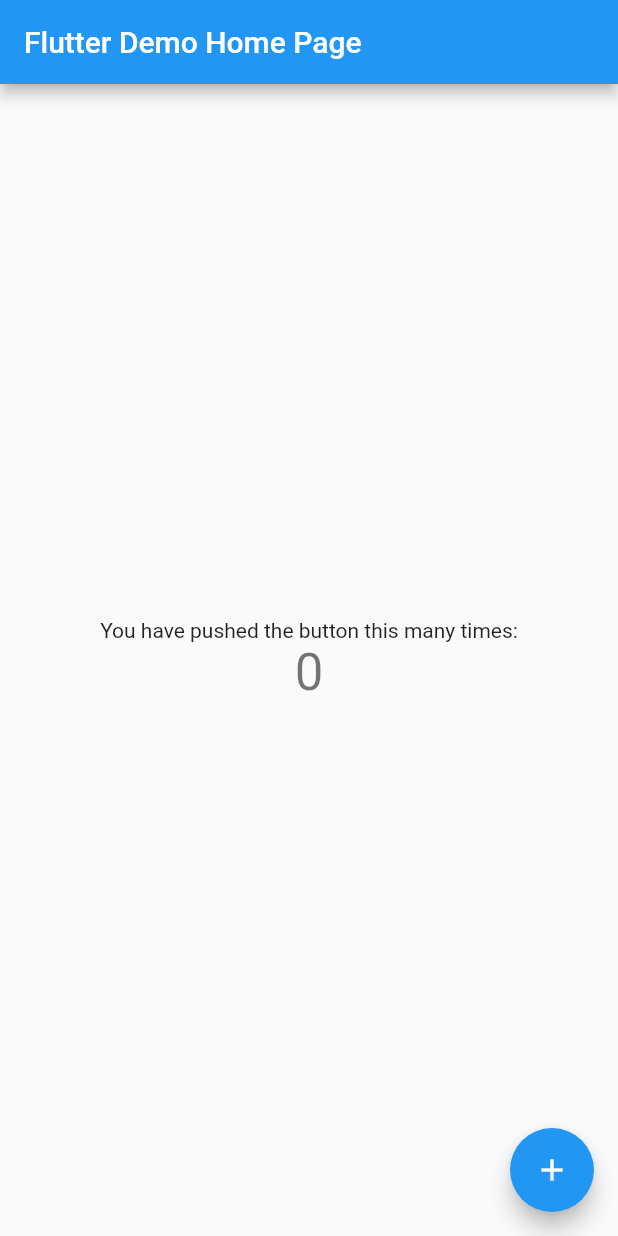
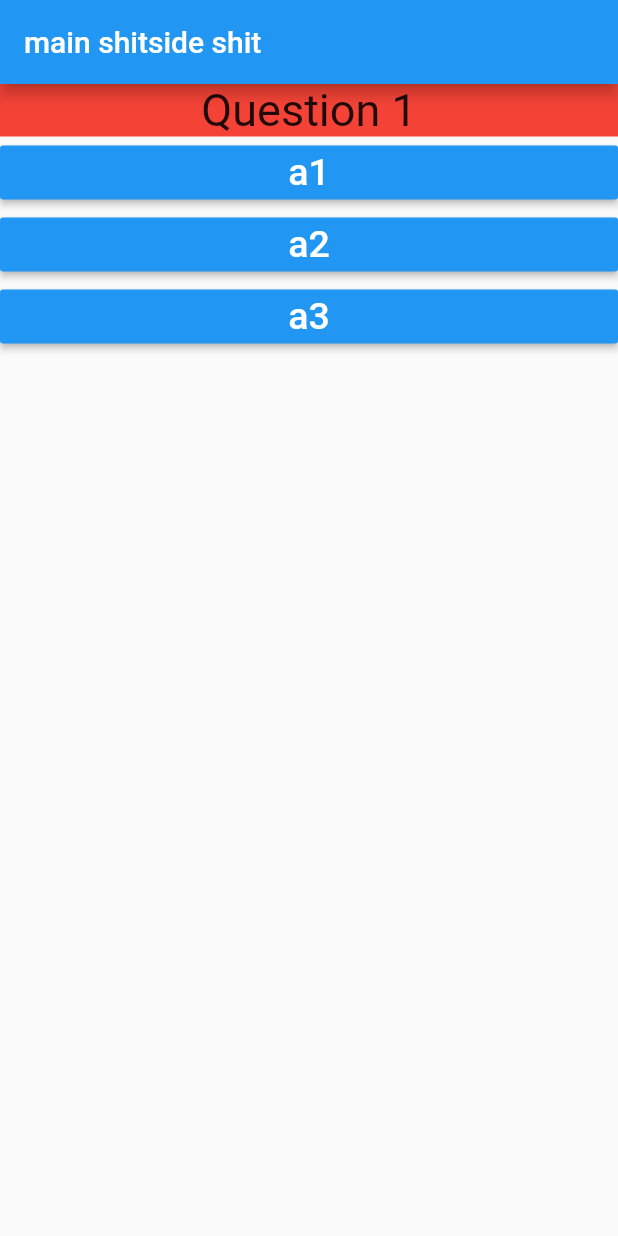
Before and after one commit to gauryvg98/practice_flutter, a Flutter app: the screen it shows after launch, on a phone screen of 412 x 824 dp. Run offline on Flutter 3.47's test engine with Material 2 defaults, Android fonts, the phone set to English and light mode, and no system bars.

Commit message:
1st app complete

```diff
--- a/quiz/lib/main.dart
+++ b/quiz/lib/main.dart
@@ -1,117 +1,97 @@
 import 'package:flutter/material.dart';
+import 'package:quiz/question.dart';
 
 void main() {
   runApp(MyApp());
 }
 
-class MyApp extends StatelessWidget {
-  // This widget is the root of your application.
+class MyApp extends StatefulWidget {
+  @override
+  State<StatefulWidget> createState() {
+    return MyAppState();
+  }
+}
+
+class MyAppState extends State<MyApp> {
+  int _questionIndex = 0;
+  int _totalScore = 0;
+  void _incrementQuestionIndex(int score) {
+    setState(() {
+      _questionIndex++;
+    });
+    _totalScore += score;
+    print(_questionIndex);
+  }
+
+  var questions = [
+    {
+      "questionText": "Question 1",
+      "options": [
+        {"text": "a1", "score": 5},
+        {"text": "a2", "score": 0},
+        {"text": "a3", "score": 0}
+      ]
+    },
+    {
+      "questionText": "Question 2",
+      "options": [
+        {"text": "b1", "score": 5},
+        {"text": "b2", "score": 0},
+        {"text": "b3", "score": 0},
+        {"text": "b4", "score": 5}
+      ]
+    },
+    {
+      "questionText": "Question 3",
+      "options": [
+        {"text": "c1", "score": 5},
+        {"text": "c2", "score": 0}
+      ]
+    },
+  ];
+
   @override
   Widget build(BuildContext context) {
     return MaterialApp(
-      title: 'Flutter Demo',
-      theme: ThemeData(
-        // This is the theme of your application.
-        //
-        // Try running your application with "flutter run". You'll see the
-        // application has a blue toolbar. Then, without quitting the app, try
-        // changing the primarySwatch below to Colors.green and then invoke
-        // "hot reload" (press "r" in the console where you ran "flutter run",
-        // or simply save your changes to "hot reload" in a Flutter IDE).
-        // Notice that the counter didn't reset back to zero; the application
-        // is not restarted.
-        primarySwatch: Colors.blue,
-        // This makes the visual density adapt to the platform that you run
-        // the app on. For desktop platforms, the controls will be smaller and
-        // closer together (more dense) than on mobile platforms.
-        visualDensity: VisualDensity.adaptivePlatformDensity,
+      home: Scaffold(
+        appBar: AppBar(
+            title: Row(
+          children: [
+            Text("main shit"),
+            Text("side shit"),
+          ],
+        )),
+        body: (_questionIndex < questions.length)
+            ? Question(
+                function: _incrementQuestionIndex,
+                questionText: questions[_questionIndex]['questionText'],
+                options: questions[_questionIndex]['options'],
+              )
+            : Column(children: [
+                Container(
+                  width: double.infinity,
+                  color: Colors.red,
+                  child: Text(
+                    "Completed boi!!",
+                    style: TextStyle(fontSize: 30),
+                    textAlign: TextAlign.center,
+                  ),
+                ),
+                RaisedButton(
+                  color: Colors.blue,
+                  child: Text(
+                    "Restart?",
+                    style: TextStyle(fontSize: 30),
+                  ),
+                  onPressed: () {
+                    setState(() {
+                      _questionIndex = 0;
+                      _totalScore = 0;
+                    });
+                  },
+                )
+              ]),
       ),
-      home: MyHomePage(title: 'Flutter Demo Home Page'),
     );
   }
 }
-
-class MyHomePage extends StatefulWidget {
-  MyHomePage({Key key, this.title}) : super(key: key);
-
-  // This widget is the home page of your application. It is stateful, meaning
-  // that it has a State object (defined below) that contains fields that affect
-  // how it looks.
-
-  // This class is the configuration for the state. It holds the values (in this
-  // case the title) provided by the parent (in this case the App widget) and
-  // used by the build method of the State. Fields in a Widget subclass are
-  // always marked "final".
-
-  final String title;
-
-  @override
-  _MyHomePageState createState() => _MyHomePageState();
-}
-
-class _MyHomePageState extends State<MyHomePage> {
-  int _counter = 0;
-
-  void _incrementCounter() {
-    setState(() {
-      // This call to setState tells the Flutter framework that something has
-      // changed in this State, which causes it to rerun the build method below
-      // so that the display can reflect the updated values. If we changed
-      // _counter without calling setState(), then the build method would not be
-      // called again, and so nothing would appear to happen.
-      _counter++;
-    });
-  }
-
-  @override
-  Widget build(BuildContext context) {
-    // This method is rerun every time setState is called, for instance as done
-    // by the _incrementCounter method above.
-    //
-    // The Flutter framework has been optimized to make rerunning build methods
-    // fast, so that you can just rebuild anything that needs updating rather
-    // than having to individually change instances of widgets.
-    return Scaffold(
-      appBar: AppBar(
-        // Here we take the value from the MyHomePage object that was created by
-        // the App.build method, and use it to set our appbar title.
-        title: Text(widget.title),
-      ),
-      body: Center(
-        // Center is a layout widget. It takes a single child and positions it
-        // in the middle of the parent.
-        child: Column(
-          // Column is also a layout widget. It takes a list of children and
-          // arranges them vertically. By default, it sizes itself to fit its
-          // children horizontally, and tries to be as tall as its parent.
-          //
-          // Invoke "debug painting" (press "p" in the console, choose the
-          // "Toggle Debug Paint" action from the Flutter Inspector in Android
-          // Studio, or the "Toggle Debug Paint" command in Visual Studio Code)
-          // to see the wireframe for each widget.
-          //
-          // Column has various properties to control how it sizes itself and
-          // how it positions its children. Here we use mainAxisAlignment to
-          // center the children vertically; the main axis here is the vertical
-          // axis because Columns are vertical (the cross axis would be
-          // horizontal).
-          mainAxisAlignment: MainAxisAlignment.center,
-          children: <Widget>[
-            Text(
-              'You have pushed the button this many times:',
-            ),
-            Text(
-              '$_counter',
-              style: Theme.of(context).textTheme.headline4,
-            ),
-          ],
-        ),
-      ),
-      floatingActionButton: FloatingActionButton(
-        onPressed: _incrementCounter,
-        tooltip: 'Increment',
-        child: Icon(Icons.add),
-      ), // This trailing comma makes auto-formatting nicer for build methods.
-    );
-  }
-}
--- /dev/null
+++ b/quiz/lib/question.dart
@@ -0,0 +1,47 @@
+import 'package:flutter/material.dart';
+
+class Question extends StatelessWidget {
+  final String questionText;
+  var options;
+  final Function function;
+  Question({this.questionText, this.options, this.function});
+
+  List<Widget> getQuestionWidget() {
+    List<Widget> list = [
+      Container(
+        child: Text(
+          questionText,
+          style: TextStyle(fontSize: 30),
+          textAlign: TextAlign.center,
+        ),
+        width: double.infinity,
+        color: Colors.red,
+        margin: EdgeInsets.all(0),
+      ),
+      ...(options.map((option) {
+        return Container(
+            width: double.infinity,
+            child: RaisedButton(
+              color: Colors.blue,
+              textColor: Colors.white,
+              onPressed: () {
+                function(option['score']);
+              },
+              child: Text(
+                option['text'],
+                style: TextStyle(fontSize: 25),
+                textAlign: TextAlign.center,
+              ),
+            ));
+      }).toList())
+    ];
+    return list;
+  }
+
+  @override
+  Widget build(BuildContext context) {
+    return Column(
+      children: getQuestionWidget(),
+    );
+  }
+}
```
Also changed, not shown: 1 other file.
